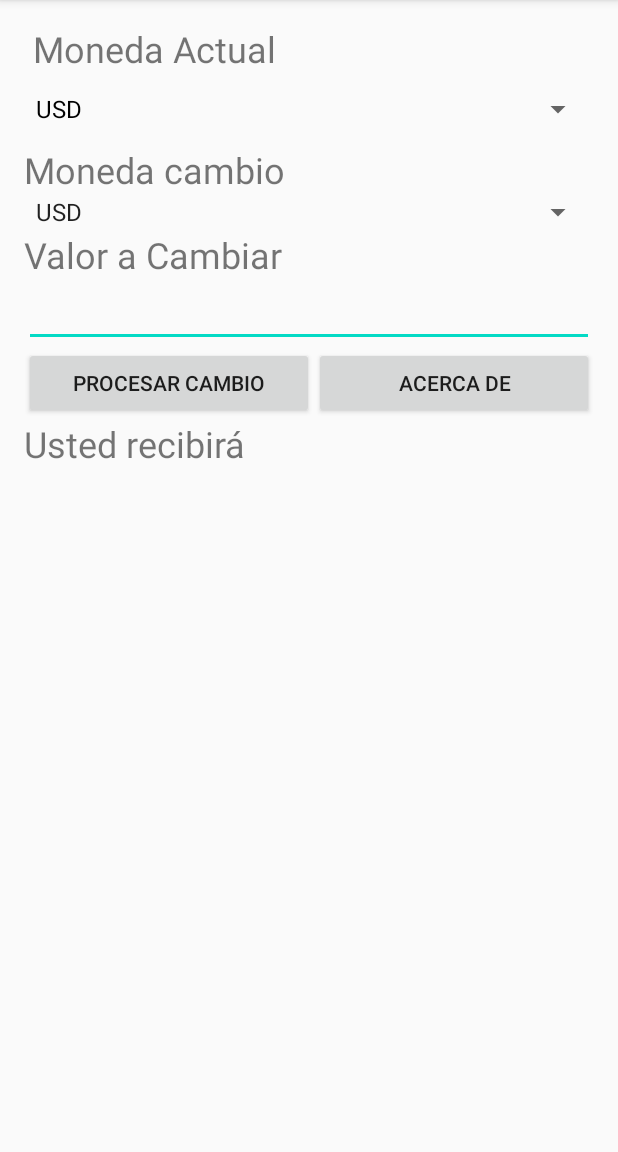
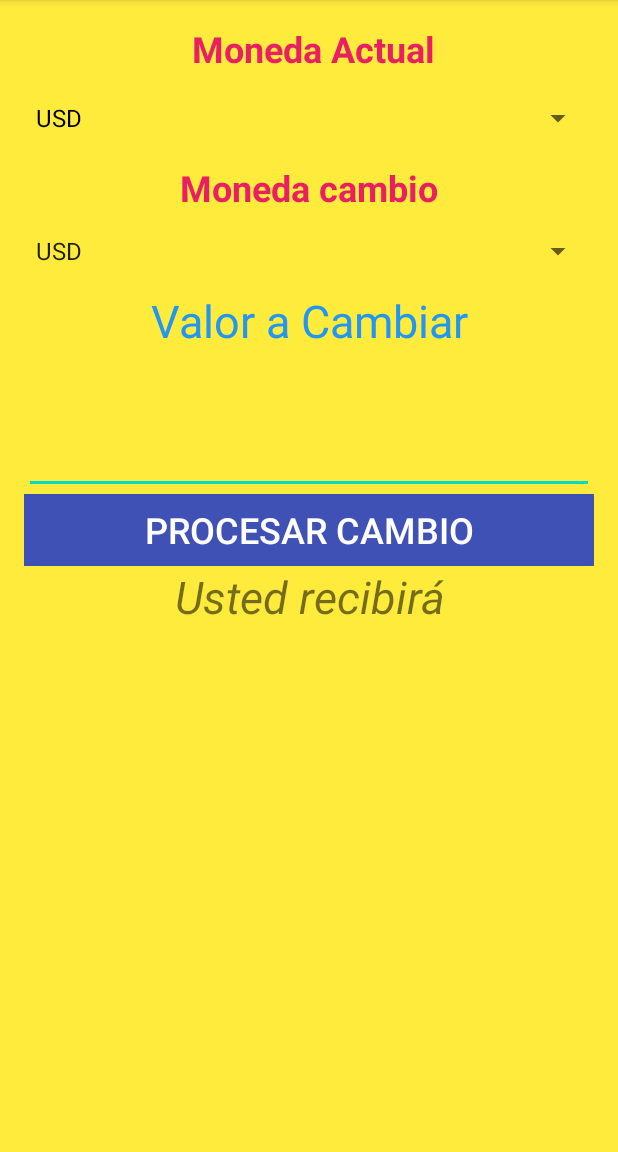
Before and after one commit to al-byrnison/conversorDV_app, an Android app: the screen it shows after launch (MainActivity), after a tap on "PROCESAR CAMBIO", on a phone screen of 412 x 824 dp, the part 84-1236 px from its top. Run offline under Robolectric (Android 15) with nearby library versions, the phone set to English and light mode, and no system bars; 1 statement that could not run was skipped.

Commit message:
actualización de codigo

```diff
--- a/app/src/main/java/cl/alf/conversordv/MainActivity.java
+++ b/app/src/main/java/cl/alf/conversordv/MainActivity.java
@@ -12,15 +12,31 @@ import android.widget.Toast;
 
 public class MainActivity extends AppCompatActivity {
 
-    final String[] datos = new String[] {"USD", "EUR","CLP"};
+    final String[] datos = new String[] {"USD", "EUR","CLP","NZD","JPY","BCV"};
+    //Creacion del array con la denominacion de las monedas
 
     private Spinner monedaActualSP;
     private Spinner monedaCambioSP;
     private EditText valorCambioET;
     private TextView resultadoTV;
+    //Se define la variable de cada control
 
-    final private double factorUsdEur = 0.87;
-    final private double factorClpUsd = 0.54;
+    //se definen valores de factor conversion
+    final private double factorClpEur = 0.0011;
+    final private double factorClpUsd = 0.0013;
+    final private double factorClpNzd = 0.0020;
+    final private double factorClpJpy = 0.14;
+    final private double factorClpBcv = 670.42;
+    final private double factorEurUsd = 1.16;
+    final private double factorEurNzd = 1.76;
+    final private double factorEurJpy = 181.83;
+    final private double factorEurBcv = 603457.76;
+    final private double factorUsdNzd = 1.52;
+    final private double factorUsdJpy = 104.66;
+    final private double factorUsdBcv = 518434.50;
+    final private double factorNzdJpy = 69.05;
+    final private double factorNzdBcv = 342029.38;
+    final private double factorJpyBcv = 4951.90;
 
     @Override
     protected void onCreate(Bundle savedInstanceState) {
@@ -60,26 +76,110 @@ public class MainActivity extends AppCompatActivity {
 
         double resultadoConversion =0;
         switch (monedaActual){
-            case "USD":
+            case "CLP":
                 if(monedaCambio.equals("EUR")){
-                    resultadoConversion = valorCambio * factorUsdEur;
+                    resultadoConversion = valorCambio * factorClpEur;
                 }
-                if (monedaCambio.equals("CLP")){
+                if (monedaCambio.equals("USD")){
                     resultadoConversion = valorCambio * factorClpUsd;
+                }
+                if(monedaCambio.equals("NZD")){
+                    resultadoConversion = valorCambio * factorClpNzd;
+                }
+                if(monedaCambio.equals("JPY")){
+                    resultadoConversion = valorCambio * factorClpJpy;
+                }
+                if(monedaCambio.equals("BCV")){
+                    resultadoConversion = valorCambio * factorClpBcv;
                 }
                 break;
             case "EUR":
+                if(monedaCambio.equals("CLP")){
+                    resultadoConversion = valorCambio / factorClpEur;
+                }
                 if(monedaCambio.equals("USD")){
-                    resultadoConversion = valorCambio / factorUsdEur;
+                    resultadoConversion = valorCambio * factorEurUsd;
+                }
+                if(monedaCambio.equals("NZD")){
+                    resultadoConversion = valorCambio * factorEurNzd;
+                }
+                if(monedaCambio.equals("JPY")){
+                    resultadoConversion = valorCambio * factorEurJpy;
+                }
+                if(monedaCambio.equals("BCV")){
+                    resultadoConversion = valorCambio * factorEurBcv;
                 }
                 break;
-            case "CLP":
+            case "USD":
+                if(monedaCambio.equals("CLP")){
+                    resultadoConversion = valorCambio / factorClpUsd;
+                }
+                if(monedaCambio.equals("EUR")){
+                    resultadoConversion = valorCambio / factorEurUsd;
+                }
+                if(monedaCambio.equals("NZD")){
+                    resultadoConversion = valorCambio * factorUsdNzd;
+                }
+                if(monedaCambio.equals("JPY")){
+                    resultadoConversion = valorCambio * factorUsdJpy;
+                }
+                if(monedaCambio.equals("BCV")){
+                    resultadoConversion = valorCambio * factorUsdBcv;
+                }
+                break;
+            case "NZD":
+                if(monedaCambio.equals("CLP")){
+                    resultadoConversion = valorCambio / factorClpNzd;
+                }
+                if(monedaCambio.equals("EUR")){
+                    resultadoConversion = valorCambio / factorEurNzd;
+                }
                 if(monedaCambio.equals("USD")){
-                    resultadoConversion = valorCambio / factorClpUsd;
+                    resultadoConversion = valorCambio / factorUsdNzd;
+                }
+                if(monedaCambio.equals("JPY")){
+                    resultadoConversion = valorCambio * factorNzdJpy;
+                }
+                if(monedaCambio.equals("BCV")){
+                    resultadoConversion = valorCambio * factorNzdBcv;
+                }
+                break;
+            case "JPY":
+                if(monedaCambio.equals("CLP")){
+                    resultadoConversion = valorCambio / factorClpJpy;
+                }
+                if(monedaCambio.equals("EUR")){
+                    resultadoConversion = valorCambio / factorEurJpy;
+                }
+                if(monedaCambio.equals("USD")){
+                    resultadoConversion = valorCambio / factorUsdJpy;
+                }
+                if(monedaCambio.equals("NZD")){
+                    resultadoConversion = valorCambio / factorNzdJpy;
+                }
+                if(monedaCambio.equals("BCV")){
+                    resultadoConversion = valorCambio * factorJpyBcv;
+                }
+                break;
+            case "BCV":
+                if(monedaCambio.equals("CLP")){
+                    resultadoConversion = valorCambio / factorClpBcv;
+                }
+                if(monedaCambio.equals("EUR")){
+                    resultadoConversion = valorCambio / factorEurBcv;
+                }
+                if(monedaCambio.equals("USD")){
+                    resultadoConversion = valorCambio / factorUsdBcv;
+                }
+                if(monedaCambio.equals("NZD")){
+                    resultadoConversion = valorCambio / factorNzdBcv;
+                }
+                if(monedaCambio.equals("JPY")){
+                    resultadoConversion = valorCambio / factorJpyBcv;
                 }
                 break;
         }
 
-        return 0;
+        return resultadoConversion;
     }
 }
--- a/app/src/main/res/layout/activity_main.xml
+++ b/app/src/main/res/layout/activity_main.xml
@@ -3,11 +3,12 @@
     xmlns:tools="http://schemas.android.com/tools"
     android:layout_width="match_parent"
     android:layout_height="match_parent"
+    android:background="#FFEB3B"
+    android:orientation="vertical"
+    android:paddingLeft="16dp"
+    android:paddingTop="16dp"
+    android:paddingRight="16dp"
     android:paddingBottom="16dp"
-    android:paddingLeft="16dp"
-    android:paddingRight="16dp"
-    android:paddingTop="16dp"
-    android:orientation="vertical"
     tools:context="cl.alf.conversordv.MainActivity">
 
 
@@ -16,12 +17,15 @@
         android:layout_width="match_parent"
         android:layout_height="wrap_content"
         android:text=" Moneda Actual"
-        android:textSize="24sp" />
+        android:textAlignment="center"
+        android:textColor="#E91E63"
+        android:textSize="24sp"
+        android:textStyle="bold" />
 
     <Spinner
         android:id="@+id/monedaActualSP"
         android:layout_width="match_parent"
-        android:layout_height="wrap_content"
+        android:layout_height="60dp"
         android:spinnerMode="dialog" />
 
     <TextView
@@ -29,25 +33,30 @@
         android:layout_width="match_parent"
         android:layout_height="wrap_content"
         android:text="Moneda cambio"
-        android:textSize="24sp" />
+        android:textAlignment="center"
+        android:textColor="#E91E63"
+        android:textSize="24sp"
+        android:textStyle="bold" />
 
     <Spinner
         android:id="@+id/monedaCambioSP"
         android:layout_width="match_parent"
-        android:layout_height="wrap_content"
+        android:layout_height="52dp"
         android:layout_gravity="center_horizontal"
-        android:entries="@array/monedas"/>
+        android:entries="@array/monedas" />
 
     <TextView
         android:layout_width="match_parent"
         android:layout_height="wrap_content"
         android:text="Valor a Cambiar"
-        android:textSize="24sp" />
+        android:textAlignment="center"
+        android:textColor="#2196F3"
+        android:textSize="30sp" />
 
     <EditText
         android:id="@+id/valorCambioET"
         android:layout_width="match_parent"
-        android:layout_height="wrap_content"
+        android:layout_height="95dp"
         android:ems="10"
         android:inputType="numberDecimal" />
 
@@ -61,21 +70,20 @@
             android:layout_width="106dp"
             android:layout_height="wrap_content"
             android:layout_weight="1"
+            android:background="#3F51B5"
+            android:onClick="clickConvertir"
             android:text="Procesar Cambio"
-            android:onClick="clickConvertir"/>
+            android:textColor="#FFFFFF"
+            android:textSize="24sp" />
 
-        <Button
-            android:id="@+id/acercaDeBT"
-            android:layout_width="wrap_content"
-            android:layout_height="wrap_content"
-            android:layout_weight="1"
-            android:text="Acerca de" />
     </LinearLayout>
 
     <TextView
         android:id="@+id/resultadoTV"
         android:layout_width="match_parent"
-        android:layout_height="wrap_content"
+        android:layout_height="107dp"
         android:text="El valor de cambio es: "
-        android:textSize="24sp" />
+        android:textAlignment="center"
+        android:textSize="30sp"
+        android:textStyle="italic" />
 </LinearLayout>
--- a/app/src/main/res/values/arrays.xml
+++ b/app/src/main/res/values/arrays.xml
@@ -4,5 +4,8 @@
         <item>USD</item>
         <item>EUR</item>
         <item>CLP</item>
+        <item>NZD</item>
+        <item>JPY</item>
+        <item>BCV</item>
     </string-array>
 </resources>
```
